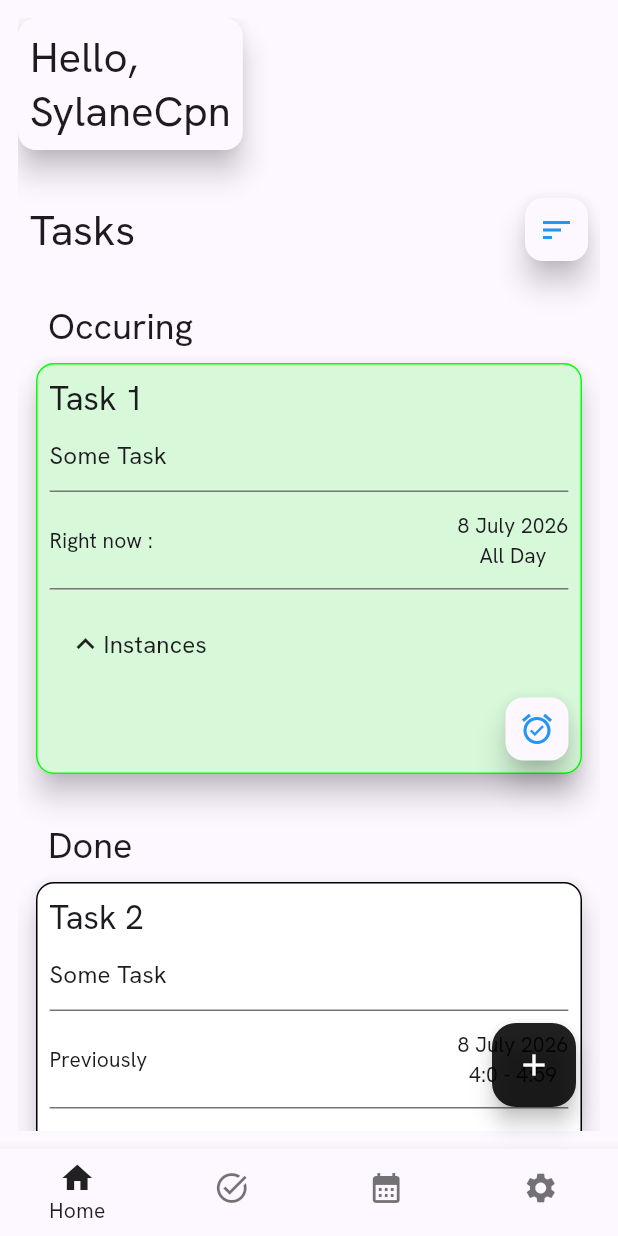
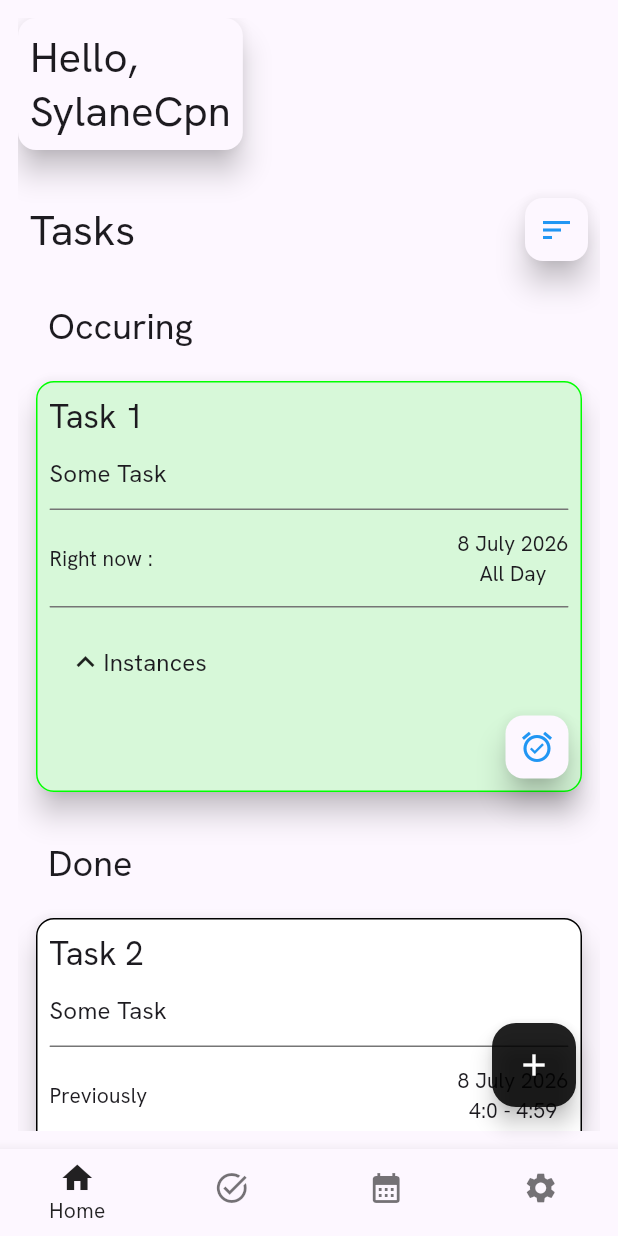
Before and after one commit to SylaneCpn/tasker, a Flutter app: the screen it shows after launch, after a tap on the "sort" icon, on a phone screen of 412 x 824 dp. Run offline on Flutter 3.47's test engine with Material 3 defaults, Android fonts, the phone set to English and light mode, and no system bars; missing offline and left inert: result.

Commit message:
accordion arrow fix + scroll adjustments

```diff
--- a/lib/style/theme.dart
+++ b/lib/style/theme.dart
@@ -32,3 +32,4 @@ final defBorderRadius = BorderRadius.circular(12.0);
 const smallSpacing = 8.0;
 const mediumSpacing = 12.0;
 const cardSpacing = 32.0;
+const defaultSpacing = 24.0;
--- a/lib/widgets/common/icon_toggle_button.dart
+++ b/lib/widgets/common/icon_toggle_button.dart
@@ -22,8 +22,8 @@ class IconToggleButton extends StatelessWidget {
         height: size.height,
         child: InkWell(
                   onTap: toggleCallback,
-                  focusColor: activatedColor ,
-                  hoverColor: activatedColor,
+                  // focusColor: activatedColor ,
+                  // hoverColor: activatedColor,
                   // highlightColor: activatedColor,
                   borderRadius: borderRadius,
                   child: Icon(iconData, color: activated ? activatedColor : deactivatedColor,),
--- a/lib/widgets/views/main_page.dart
+++ b/lib/widgets/views/main_page.dart
@@ -1,4 +1,5 @@
 import 'package:flutter/material.dart';
+import 'package:tasker/style/theme.dart';
 import 'package:tasker/widgets/views/main_page_widgets/daily_tasks_widget.dart';
 import 'package:tasker/widgets/views/main_page_widgets/greetings_card.dart';
 
@@ -11,11 +12,15 @@ class MainPage extends StatelessWidget {
       floatingActionButton: FloatingActionButton(onPressed: () {} , child: Icon(Icons.add),),
       body: SingleChildScrollView(
         child: Column(
-          spacing: 24.0,
+          spacing: defaultSpacing,
           mainAxisAlignment: .center,
           children: [
             Align(alignment: .topLeft, child: const GreetingsCard()),
             const DailyTasksWidget(),
+            // Here so floating action button does't block some tasks
+            const SizedBox(
+              height: 50.0,
+            )
           ],
         ),
       ),
--- a/lib/widgets/views/main_page_widgets/daily_tasks_widgets/daily_tasks_content_widgets/daily_tasks_list/daily_tasks_list_section.dart
+++ b/lib/widgets/views/main_page_widgets/daily_tasks_widgets/daily_tasks_content_widgets/daily_tasks_list/daily_tasks_list_section.dart
@@ -16,6 +16,7 @@ class DailyTasksListSection extends StatelessWidget {
   Widget build(BuildContext context) {
     final sectionStyle = Theme.of(context).textTheme.headlineSmall;
     return Column(
+          spacing: mediumSpacing ,
               crossAxisAlignment: .stretch,
               children: [
                 Align(
--- a/lib/widgets/views/main_page_widgets/daily_tasks_widgets/daily_tasks_content_widgets/daily_tasks_list/task_schedule_widget.dart
+++ b/lib/widgets/views/main_page_widgets/daily_tasks_widgets/daily_tasks_content_widgets/daily_tasks_list/task_schedule_widget.dart
@@ -1,3 +1,5 @@
+import 'dart:math';
+
 import 'package:flutter/material.dart';
 import 'package:provider/provider.dart';
 import 'package:tasker/data/daily_tasks_status.dart';
@@ -38,8 +40,8 @@ class _TaskScheduleWidgetState extends State<TaskScheduleWidget> {
           padding: sectionPadding,
           child: Row(
             children: [
-              RotationTransition(
-                turns: animation,
+              Transform.rotate(
+                angle: animation.value * pi,
                 child: Icon(Icons.expand_less),
               ),
               Text(
```
